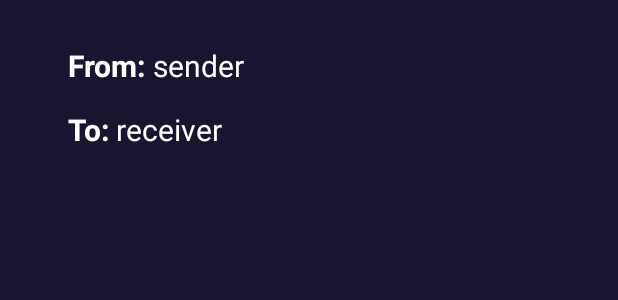
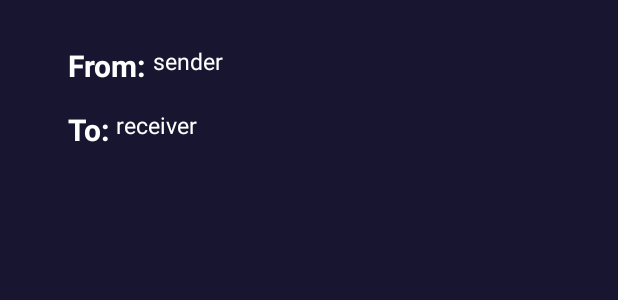
Before and after one commit to JasonDev-Coder/CryptoBank, an Android app: the layout bottom_modal_transaction.xml on its own in the app's theme, with its tools: preview values and no code run, on a phone screen of 412 x 824 dp. Shown: the top 300 px of the screen. Run offline under Robolectric (Android 15) with nearby library versions, the phone set to English and light mode, and no system bars.

Commit message:
Initial Commit

```diff
--- a/app/src/main/java/com/example/ewallet/HomeFragment.java
+++ b/app/src/main/java/com/example/ewallet/HomeFragment.java
@@ -191,7 +191,8 @@ public class HomeFragment extends Fragment {
         try {
             new GetCurrencies().execute();//wait until it's done
         } catch (Exception e) {
-        };
+        }
+        ;
         new loadCryptoPrices().execute();
         loadWallets();
         Log.v("HIIII", "HIIIII");
@@ -205,8 +206,8 @@ public class HomeFragment extends Fragment {
         super.setUserVisibleHint(isVisibleToUser);
         //Code executes EVERY TIME user views the fragment
 
-            // Code executes ONLY THE FIRST TIME fragment is viewed.
-        }
+        // Code executes ONLY THE FIRST TIME fragment is viewed.
+    }
 
     private void addWallet(final String CurrencyName, final int image, final String currency_type, final String balance) {
         try {
@@ -956,6 +957,7 @@ public class HomeFragment extends Fragment {
                         curr_perc_1hr_double = usd_object.getDouble("percent_change_1h");
                         curr_perc_1day_double = usd_object.getDouble("percent_change_24h");
                         curr_perc_1week_double = usd_object.getDouble("percent_change_7d");
+                        break;
                     }
                 } catch (JSONException j) {
 
@@ -1005,10 +1007,10 @@ public class HomeFragment extends Fragment {
                 CryptoOneWeekLogo.setImageResource(R.drawable.decrease);
                 CryptoOneWeekLogo.invalidate();
             }
-
             cryptoCardsLayout.addView(cardView);
         }
         final View cardViewEmpty = getLayoutInflater().inflate(R.layout.empty_card, null, false);
         cryptoCardsLayout.addView(cardViewEmpty);
     }
+
 }
--- a/app/src/main/res/layout/bottom_modal_transaction.xml
+++ b/app/src/main/res/layout/bottom_modal_transaction.xml
@@ -24,7 +24,7 @@
         android:layout_height="wrap_content"
         android:text="sender"
         android:textColor="@color/white"
-        android:textSize="20sp"
+        android:textSize="15sp"
         android:layout_toRightOf="@id/from"
         android:layout_alignTop="@id/from"
         />
@@ -46,7 +46,8 @@
         android:layout_height="wrap_content"
         android:text="receiver"
         android:textColor="@color/white"
-        android:textSize="20sp"
+        android:textSize="15sp"
+        android:layout_alignBottom="@id/to"
         android:layout_toRightOf="@id/to"
         android:layout_alignTop="@id/to"
         />
```
